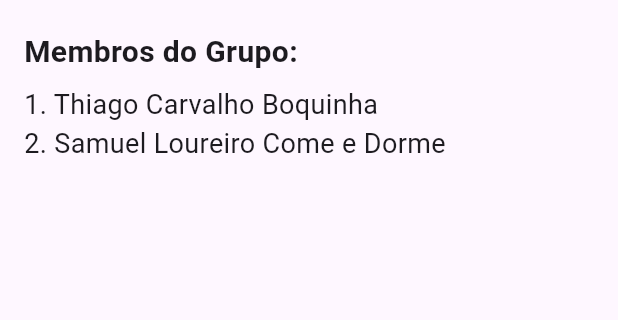
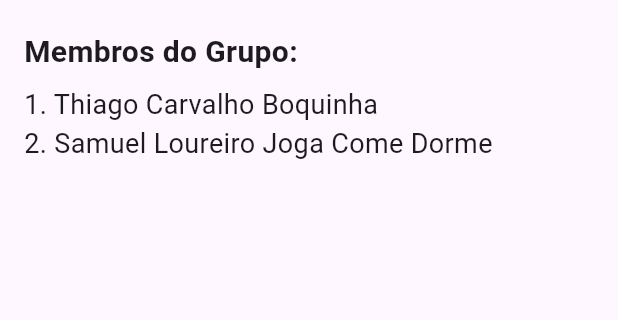
Before and after one commit to ThiagoC-Silva/psy_mushroom, a Flutter app: the screen it shows after launch, in the side drawer, after a tap on "About", on a phone screen of 412 x 824 dp, the part 384-704 px from its top. Run offline on Flutter 3.47's test engine with Material 3 defaults, Android fonts, the phone set to English and light mode, and no system bars; our stand-ins replace google_fonts.

Commit message:
Revisão para apresentação

```diff
--- a/lib/screens/cart_screen.dart
+++ b/lib/screens/cart_screen.dart
@@ -27,6 +27,7 @@ class CartScreen extends StatelessWidget {
                           style: TextStyle(fontSize: 18, fontWeight: FontWeight.bold),
                         ),
                       ),
+
                     // Exibe os itens do carrinho se houver
                     ...Cart.cartItems.map((cartItem) {
                       double totalItemPrice = cartItem.mushroom.price * cartItem.quantity;
--- a/lib/screens/categories.dart
+++ b/lib/screens/categories.dart
@@ -8,10 +8,12 @@ class CategoriesScreen extends StatelessWidget {
 
   @override
   Widget build(BuildContext context) {
+    //Dicionário
     Map<String, List<Mushroom>> categorizedMushrooms = {};
 
     // Organiza os cogumelos por categoria
     for (var mushroom in mushroomList) {
+      //Verifica a existência da chave
       if (!categorizedMushrooms.containsKey(mushroom.category)) {
         categorizedMushrooms[mushroom.category] = [];
       }
--- a/lib/screens/category_details.dart
+++ b/lib/screens/category_details.dart
@@ -17,7 +17,7 @@ class CategoryDetails extends StatelessWidget {
       appBar: AppBar(
         title: Text('$category - Cogumelos'),
       ),
-      body: ListView.builder(
+      body: ListView.builder( // cria itens conforme o necessário
         itemCount: mushroomsInCategory.length,
         itemBuilder: (context, index) {
           Mushroom mushroom = mushroomsInCategory[index];
--- a/lib/screens/information.dart
+++ b/lib/screens/information.dart
@@ -31,7 +31,7 @@ class InformationScreen extends StatelessWidget {
             ),
             SizedBox(height: 8),
             Text(
-              '1. Thiago Carvalho Boquinha\n2. Samuel Loureiro Come e Dorme',
+              '1. Thiago Carvalho Boquinha\n2. Samuel Loureiro Joga Come Dorme',
               style: TextStyle(fontSize: 18),
             ),
           ],
--- a/lib/screens/mushroom_details.dart
+++ b/lib/screens/mushroom_details.dart
@@ -37,7 +37,7 @@ class _MushroomDetailsScreenState extends State<MushroomDetailsScreen> {
     return Scaffold(
       appBar: AppBar(
       ),
-      body: SingleChildScrollView(
+      body: SingleChildScrollView(// Não quebrar a tela
         child: Padding(
           padding: const EdgeInsets.all(16.0),
           child: Column(
--- a/lib/screens/mushrooms_home.dart
+++ b/lib/screens/mushrooms_home.dart
@@ -4,7 +4,7 @@ import 'package:psy_mushroom/screens/cart_screen.dart';
 import 'package:psy_mushroom/screens/information.dart';
 import 'package:psy_mushroom/widgets/mushroom_grid_item.dart';
 import 'package:psy_mushroom/widgets/text_styles.dart';
-import 'categories.dart';
+import 'package:psy_mushroom/screens/categories.dart';
 
 class MushroomsScreen extends StatefulWidget {
   const MushroomsScreen({super.key});
@@ -59,6 +59,21 @@ class MushroomsScreenState extends State<MushroomsScreen> {
         centerTitle: true,
         title: Text('PsyMushroom', style: TextStyles.primary, textAlign: TextAlign.center,),
       ),
+
+      body: GridView(
+        padding: const EdgeInsets.only(top: 20),
+        gridDelegate: const SliverGridDelegateWithFixedCrossAxisCount(
+          crossAxisCount: 2,
+          childAspectRatio: 3 / 2,
+          crossAxisSpacing: 20,
+          mainAxisSpacing: 20,
+        ),
+        children: [
+          for (final mushroom in mushroomList)
+            MushroomGridItem(mushroom: mushroom),
+        ],
+      ),
+
       bottomNavigationBar: BottomNavigationBar(
         currentIndex: _currentIndex,
         onTap: _onBottomNavTapped,
@@ -74,20 +89,6 @@ class MushroomsScreenState extends State<MushroomsScreen> {
           ),
         ],
       ),
-
-      body: GridView(
-        padding: const EdgeInsets.only(top: 20),
-        gridDelegate: const SliverGridDelegateWithFixedCrossAxisCount(
-          crossAxisCount: 2,
-          childAspectRatio: 3 / 2,
-          crossAxisSpacing: 20,
-          mainAxisSpacing: 20,
-        ),
-        children: [
-          for (final mushroom in mushroomList)
-            MushroomGridItem(mushroom: mushroom),
-        ],
-      ),
     );
   }
 }
--- a/lib/widgets/mushroom_grid_item.dart
+++ b/lib/widgets/mushroom_grid_item.dart
@@ -26,12 +26,12 @@ class MushroomGridItem extends StatelessWidget {
           children: [
 
             // Exibe a imagem do cogumelo
-            Expanded(
-              child: ClipRRect(
+            Expanded(// Ocupar todo o espaço disponível do widget
+              child: ClipRRect(// Arredonda as bordas da imagem cortando-as
                 borderRadius: BorderRadius.circular(8),
                 child: Image.asset(
                   mushroom.image,
-                  fit: BoxFit.cover,
+                  fit: BoxFit.cover,// Como a imagem se comporta no widget
                   width: double.infinity,
                 ),
               ),
```
